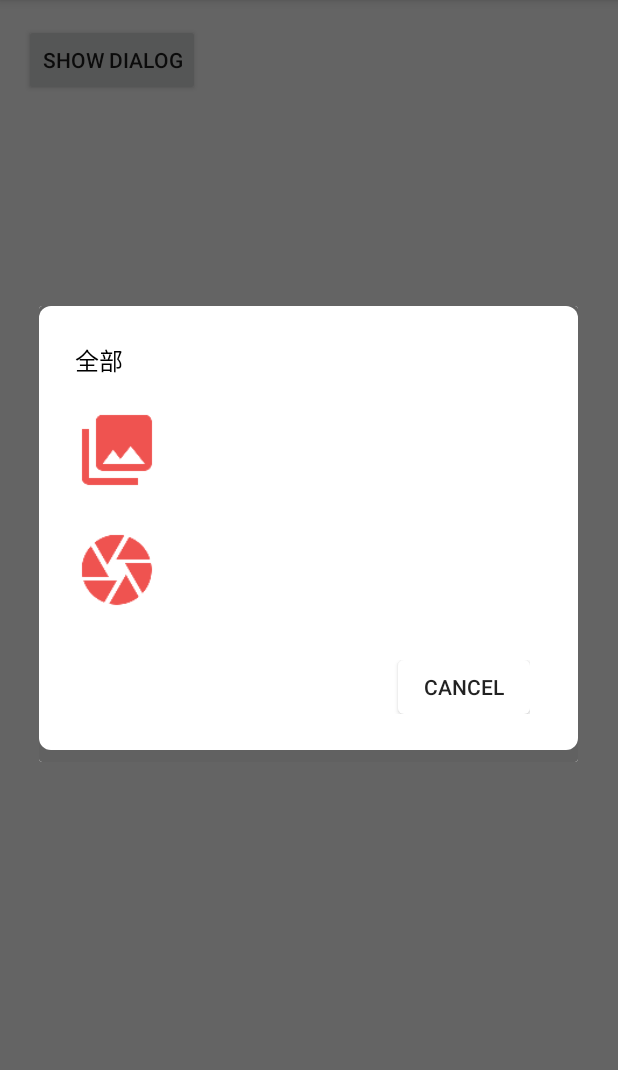
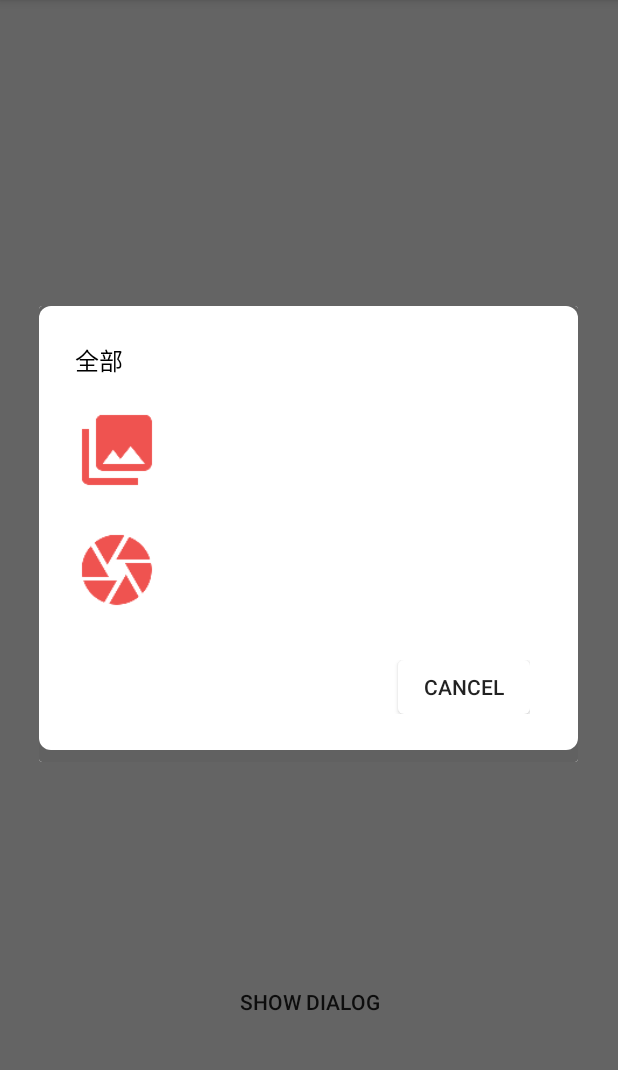
Before and after one commit to HelloVass/HVPhotoHunter, an Android app: the screen it shows after launch (MainActivity), after a tap on "SHOW DIALOG", on a phone screen of 412 x 824 dp, the part 84-1154 px from its top. Run offline under Robolectric (Android 15) with nearby library versions, the phone set to English and light mode, and no system bars.

Commit message:
use glide library,write demo

```diff
--- a/app/src/main/java/geeklub/org/hvpicdialog/MainActivity.java
+++ b/app/src/main/java/geeklub/org/hvpicdialog/MainActivity.java
@@ -1,10 +1,12 @@
 package geeklub.org.hvpicdialog;
 
 import android.content.Intent;
+import android.os.Bundle;
 import android.support.v7.app.AppCompatActivity;
-import android.os.Bundle;
 import android.util.Log;
 import android.view.View;
+import android.widget.ImageView;
+import com.bumptech.glide.Glide;
 import geeklub.org.library.HVCameraHunter;
 import geeklub.org.library.HVChosePicDialog;
 import geeklub.org.library.HVGalleryHunter;
@@ -18,12 +20,16 @@ public class MainActivity extends AppCompatActivity {
 
   private HVGalleryHunter mHVGalleryHunter;
 
+  private ImageView mPhotoImageView;
+
   @Override protected void onCreate(Bundle savedInstanceState) {
     super.onCreate(savedInstanceState);
     setContentView(R.layout.activity_main);
 
     mCameraHunter = new HVCameraHunter(this);
     mHVGalleryHunter = new HVGalleryHunter(this);
+
+    mPhotoImageView = (ImageView) findViewById(R.id.iv_photo);
 
     findViewById(R.id.btn_show_dialog).setOnClickListener(new View.OnClickListener() {
       @Override public void onClick(View v) {
@@ -55,6 +61,7 @@ public class MainActivity extends AppCompatActivity {
 
       @Override public void onCaptureSucceed(File imageFile) {
         Log.i(TAG, "CameraHunter onCaptureSucceed -->>" + imageFile.getAbsolutePath());
+        Glide.with(MainActivity.this).load(imageFile).centerCrop().into(mPhotoImageView);
       }
 
       @Override public void onCanceled(File imageFile) {
@@ -68,8 +75,9 @@ public class MainActivity extends AppCompatActivity {
 
           }
 
-          @Override public void onCaptureSucceed(File path) {
-            Log.i(TAG, "HVGalleryHunter onCaptureSucceed -->>" + path.getAbsolutePath());
+          @Override public void onCaptureSucceed(File imageFile) {
+            Log.i(TAG, "HVGalleryHunter onCaptureSucceed -->>" + imageFile.getAbsolutePath());
+            Glide.with(MainActivity.this).load(imageFile).centerCrop().into(mPhotoImageView);
           }
 
           @Override public void onCanceled() {
--- a/app/src/main/res/layout/activity_main.xml
+++ b/app/src/main/res/layout/activity_main.xml
@@ -9,9 +9,22 @@
   android:paddingTop="@dimen/activity_vertical_margin"
   tools:context=".MainActivity">
 
+
+  <ImageView
+    android:id="@+id/iv_photo"
+    android:layout_width="match_parent"
+    android:layout_height="400dp"
+    android:layout_centerHorizontal="true"
+    android:layout_centerVertical="true"
+    android:scaleType="centerCrop" />
+
   <Button
     android:id="@+id/btn_show_dialog"
     android:layout_width="wrap_content"
     android:layout_height="wrap_content"
+    android:layout_alignParentBottom="true"
+    android:layout_below="@+id/iv_photo"
+    android:layout_centerHorizontal="true"
+    android:background="@null"
     android:text="show dialog" />
 </RelativeLayout>
--- a/library/build.gradle
+++ b/library/build.gradle
@@ -19,7 +19,8 @@ android {
 }
 
 dependencies {
-  compile fileTree(dir: 'libs', include: ['*.jar'])
+  compile fileTree(include: ['*.jar'], dir: 'libs')
   testCompile 'junit:junit:4.12'
   compile 'com.android.support:appcompat-v7:23.1.1'
+  compile 'com.github.bumptech.glide:glide:3.6.1'
 }
--- a/library/src/main/res/drawable/bg_material_button.xml
+++ b/library/src/main/res/drawable/bg_material_button.xml
@@ -7,7 +7,7 @@
             <item>
                 <shape android:shape="rectangle">
                     <solid android:color="@color/md_grey_200"/>
-                    <corners android:radius="4dp"/>
+                    <corners android:radius="3dp"/>
                 </shape>
             </item>
         </layer-list>
@@ -18,7 +18,7 @@
             <item>
                 <shape android:shape="rectangle">
                     <solid android:color="@color/md_grey_200"/>
-                    <corners android:radius="4dp"/>
+                    <corners android:radius="3dp"/>
                 </shape>
             </item>
         </layer-list>
```
